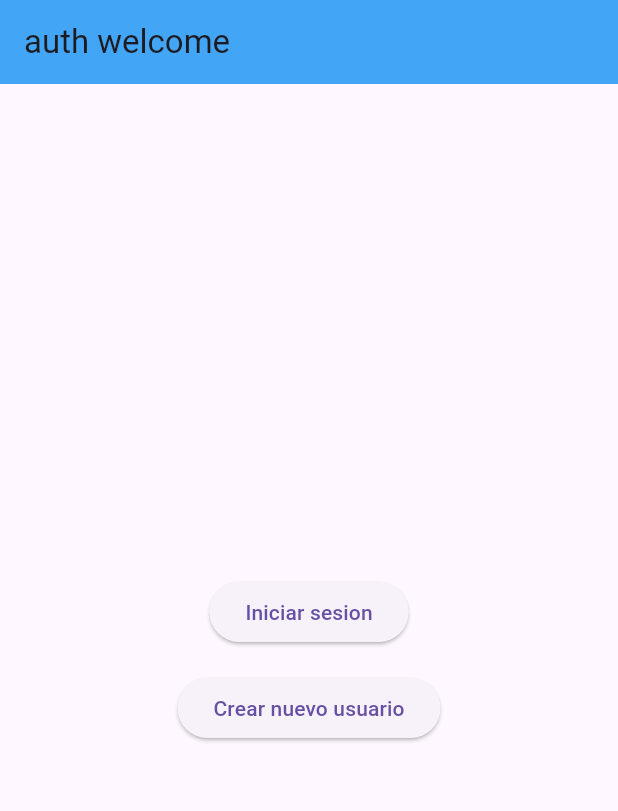
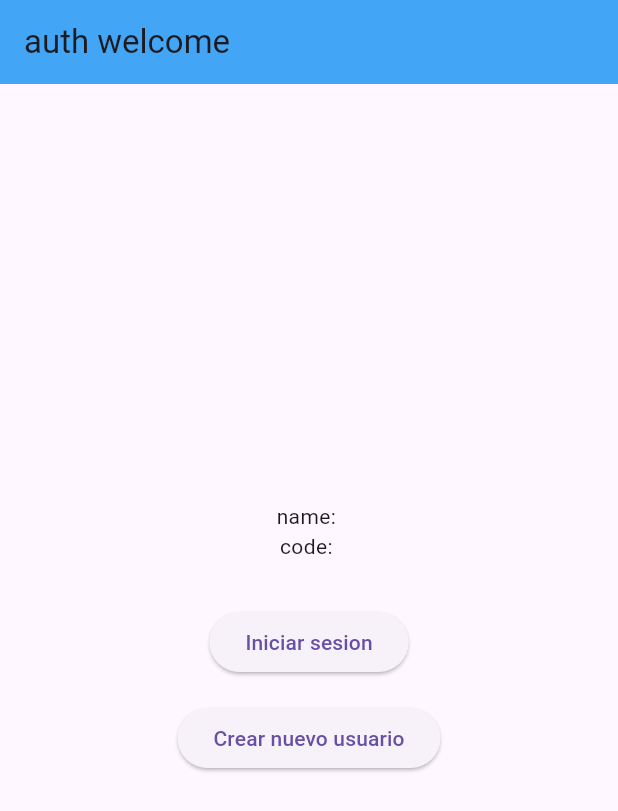
Before and after one commit to LilAguh/TournamentApp, a Flutter app: the screen it shows after launch, after a tap on "Crear nuevo usuario", on a phone screen of 412 x 824 dp. Shown: the top 811 px of the screen. Run offline on Flutter 3.47's test engine with Material 3 defaults, Android fonts, the phone set to English and light mode, and no system bars; our stand-ins replace dartz, dio, flutter_bloc, get_it, go_router, shared_preferences; missing offline and left inert: ip_country_lookup.

Commit message:
se instala ip_country_lookup y se verifica que funciona

```diff
--- a/lib/features/auth/presentation/page/auth_welcome_screen.dart
+++ b/lib/features/auth/presentation/page/auth_welcome_screen.dart
@@ -1,6 +1,8 @@
 import 'package:flutter/material.dart';
+import 'package:ip_country_lookup/ip_country_lookup.dart';
 import 'package:flutter_bloc/flutter_bloc.dart';
 import 'package:go_router/go_router.dart';
+import 'package:ip_country_lookup/models/ip_country_data_model.dart';
 import 'package:tournament_app/features/country/presentation/bloc/country_bloc.dart';
 import 'package:tournament_app/features/country/presentation/bloc/country_event.dart';
 import 'package:tournament_app/features/country/presentation/bloc/country_state.dart';
@@ -13,6 +15,11 @@ class AuthWelcome extends StatefulWidget {
 }
 
 class _AuthWelcome extends State<AuthWelcome> {
+  bool isDataLoaded = false;
+  bool isLoading = false;
+  IpCountryData? countryData;
+  String? usersPublicIpAddress;
+
   @override
   void initState() {
     super.initState();
@@ -37,7 +44,29 @@ class _AuthWelcome extends State<AuthWelcome> {
               });
             }
           },
-          child: SingleChildScrollView(
+          child:
+              isLoading
+                  ? const Center(child: CircularProgressIndicator())
+                  : Column(
+                    mainAxisAlignment: MainAxisAlignment.center,
+                    crossAxisAlignment: CrossAxisAlignment.center,
+                    children: [
+                      isDataLoaded
+                          ? Padding(
+                            padding: const EdgeInsets.symmetric(horizontal: 44),
+                            child: Column(
+                              children: [
+                                Text(
+                                  "name: ${countryData!.country_name.toString()}",
+                                ),
+                                Text(
+                                  "code: ${countryData!.country_code.toString()}",
+                                ),
+                              ],
+                            ),
+                          )
+                          : const SizedBox.shrink(),
+                      SingleChildScrollView(
                         padding: const EdgeInsets.all(30),
                         child: Column(
                           mainAxisSize: MainAxisSize.min,
@@ -50,15 +79,24 @@ class _AuthWelcome extends State<AuthWelcome> {
                             ),
                             const SizedBox(height: 16),
                             ElevatedButton(
-                  onPressed: () {
-                    final bloc = context.read<CountryBloc>();
-                    bloc.add(GetCountryRequested());
+                              onPressed: () async {
+                                setState(() {
+                                  isLoading = true;
+                                });
+                                countryData =
+                                    await IpCountryLookup().getIpLocationData();
+                                setState(() {
+                                  isLoading = false;
+                                  isDataLoaded = true;
+                                });
                               },
                               child: const Text('Crear nuevo usuario'),
                             ),
                           ],
                         ),
                       ),
+                    ],
+                  ),
         ),
       ),
     );
--- a/pubspec.yaml
+++ b/pubspec.yaml
@@ -42,6 +42,9 @@ dependencies:
   get_it: ^8.0.3
   flutter_bloc: ^9.1.1
   shared_preferences: ^2.5.3
+  ip_country_lookup: ^1.0.3
+  geolocator: ^14.0.1
+  geocoding: ^2.1.0
 
 dev_dependencies:
   flutter_test:
```
Also changed, not shown: pubspec.lock, 3 other files. Lines whose indentation alone changed are shown as unchanged.
